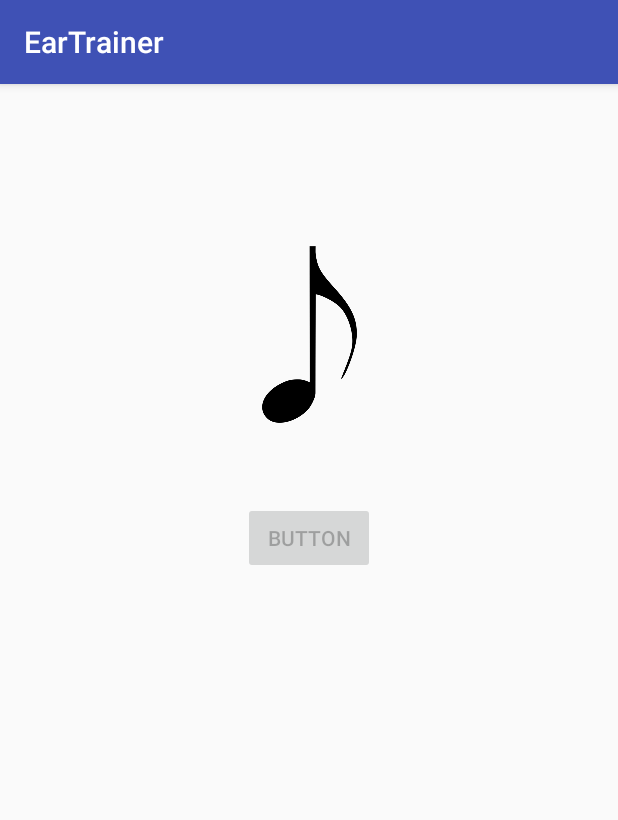
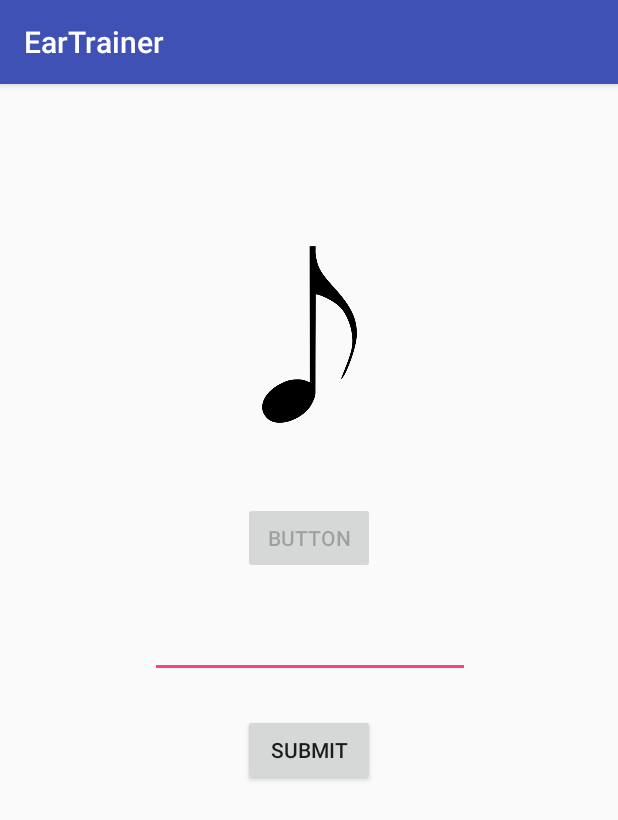
Before and after one commit to chrisnnchris/androidEarTrainer, an Android app: the screen it shows after launch (MainActivity), after a tap on "BUTTON", on a phone screen of 412 x 824 dp. Shown: the top 820 px of the screen. Run offline under Robolectric (Android 15) with nearby library versions, the phone set to English and light mode, and no system bars.

Commit message:
Started answer input

```diff
--- a/app/src/main/java/com/example/cerean/eartrainer/MainActivity.java
+++ b/app/src/main/java/com/example/cerean/eartrainer/MainActivity.java
@@ -7,13 +7,15 @@ import android.os.Bundle;
 import android.util.Log;
 import android.view.View;
 import android.widget.Button;
+import android.widget.TextView;
 
 public class MainActivity extends AppCompatActivity {
 
     //MediaPlayer mediaPlayer;
     int randomSoundIndex;
     Button playSoundButton;
-
+    TextView answerInputView;
+    Button answerSubmitButton;
     public void playSound(View view) {
         Log.i("randomSoundIndex", Integer.toString(randomSoundIndex));
         String fileNameToSet = indexToFileName(randomSoundIndex);
@@ -36,7 +38,14 @@ public class MainActivity extends AppCompatActivity {
                 playSoundButton.setEnabled(true);
             }
         }.start();
-        //mediaPlayer.start();
+    }
+
+    public void checkAnswerSubmission(View view) {
+        String userAnswer = answerInputView.getText().toString();
+        Log.i("userAnswer", userAnswer);
+
+        String rightAnswer = indexToFileName(randomSoundIndex);
+        Log.i("rightAnswer", rightAnswer);
     }
 
     public void setRandomSoundIndex() { // sounds will be indexed from 1 to 85
@@ -97,5 +106,7 @@ public class MainActivity extends AppCompatActivity {
         setContentView(R.layout.activity_main);
         setRandomSoundIndex();
         playSoundButton = findViewById(R.id.repeatSoundButton);
+        answerInputView = findViewById(R.id.inputAnswer);
+        answerSubmitButton = findViewById(R.id.confirmInput);
     }
 }
--- a/app/src/main/res/layout/activity_main.xml
+++ b/app/src/main/res/layout/activity_main.xml
@@ -32,4 +32,27 @@
         app:layout_constraintTop_toBottomOf="@+id/imageView"
         tools:text="Repeat sound" />
 
+    <EditText
+        android:id="@+id/inputAnswer"
+        android:layout_width="wrap_content"
+        android:layout_height="wrap_content"
+        android:layout_marginTop="24dp"
+        android:ems="10"
+        android:inputType="textPersonName"
+        app:layout_constraintEnd_toEndOf="parent"
+        app:layout_constraintHorizontal_bias="0.502"
+        app:layout_constraintStart_toStartOf="parent"
+        app:layout_constraintTop_toBottomOf="@+id/repeatSoundButton" />
+
+    <Button
+        android:id="@+id/confirmInput"
+        android:layout_width="wrap_content"
+        android:layout_height="wrap_content"
+        android:layout_marginTop="24dp"
+        android:onClick="checkAnswerSubmission"
+        android:text="Submit"
+        app:layout_constraintEnd_toEndOf="parent"
+        app:layout_constraintStart_toStartOf="parent"
+        app:layout_constraintTop_toBottomOf="@+id/inputAnswer" />
+
 </android.support.constraint.ConstraintLayout>
```
